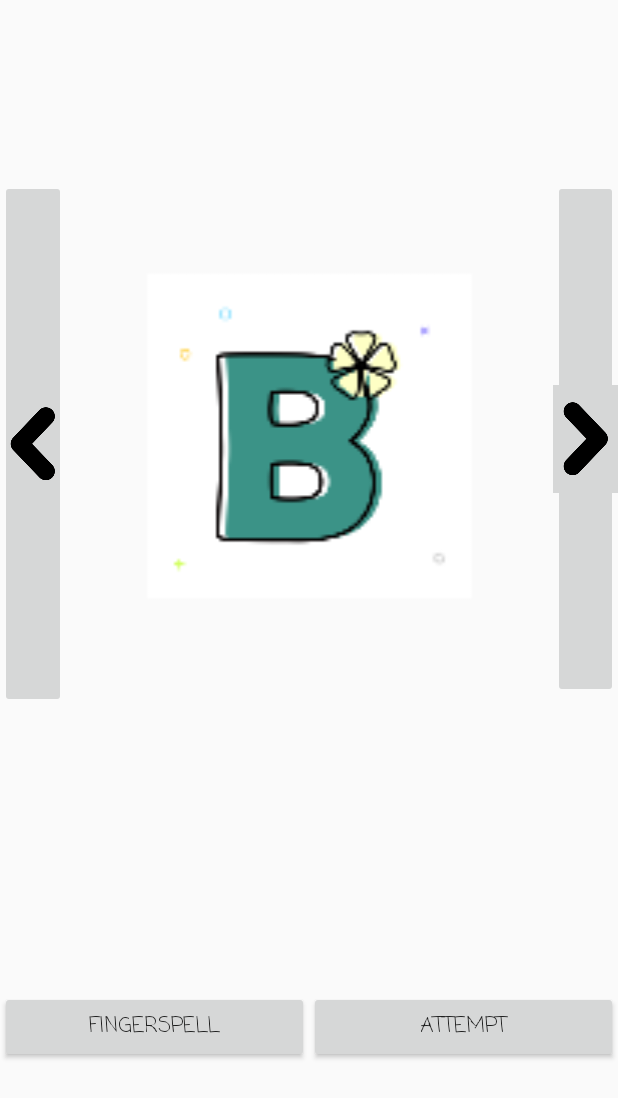
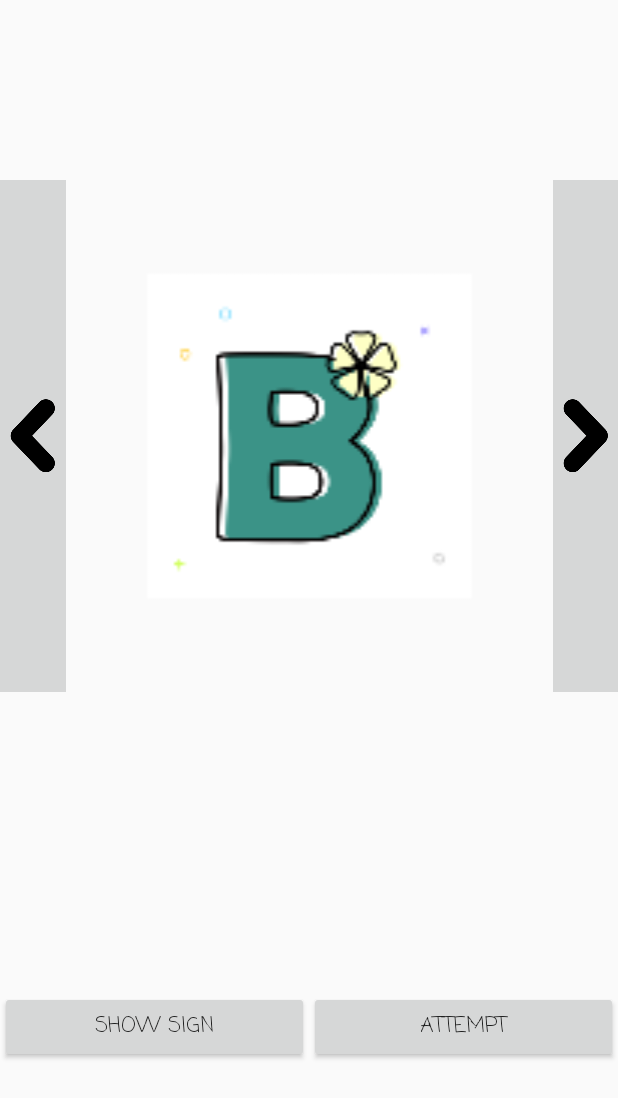
Before and after one commit to SignBits/SignCoachApp, an Android app: the layout fragment_learn.xml on its own in the app's theme, with its tools: preview values and no code run, on a phone screen of 412 x 824 dp. Shown: the top 1098 px of the screen. Run offline under Robolectric (Android 15) with nearby library versions, the phone set to English and light mode, and no system bars.

Commit message:
change fingerspell and modify icon

```diff
--- a/app/src/main/res/layout/fragment_learn.xml
+++ b/app/src/main/res/layout/fragment_learn.xml
@@ -28,8 +28,9 @@
             <ImageButton
                 android:id="@+id/learn_previous"
                 android:layout_width="45dp"
-                android:layout_height="352dp"
+                android:layout_height="341dp"
                 android:layout_weight="2"
+                android:background="@color/back_icon_background"
                 app:srcCompat="@mipmap/back_icon_foreground" />
 
             <ImageView
@@ -43,9 +44,10 @@
             <ImageButton
                 android:id="@+id/learn_next"
                 android:layout_width="45dp"
-                android:layout_height="345dp"
+                android:layout_height="341dp"
                 android:layout_weight="2"
-                app:srcCompat="@mipmap/next" />
+                android:background="@color/back_icon_background"
+                app:srcCompat="@mipmap/next_foreground" />
 
         </LinearLayout>
 
@@ -61,7 +63,7 @@
                 android:layout_height="wrap_content"
                 android:layout_weight="1"
                 android:fontFamily="casual"
-                android:text="fingerspell" />
+                android:text="@string/fingerspell" />
 
             <Button
                 android:id="@+id/learn_attempt"
--- a/app/src/main/res/values/strings.xml
+++ b/app/src/main/res/values/strings.xml
@@ -70,6 +70,7 @@
     </string-array>
 
     <string name="tfe_ic_device" translatable="false">Device:</string>
+    <string name="fingerspell">Show Sign</string>
     <string-array name="tfe_ic_devices" translatable="false">
         <item>CPU</item>
         <item>GPU</item>
```
